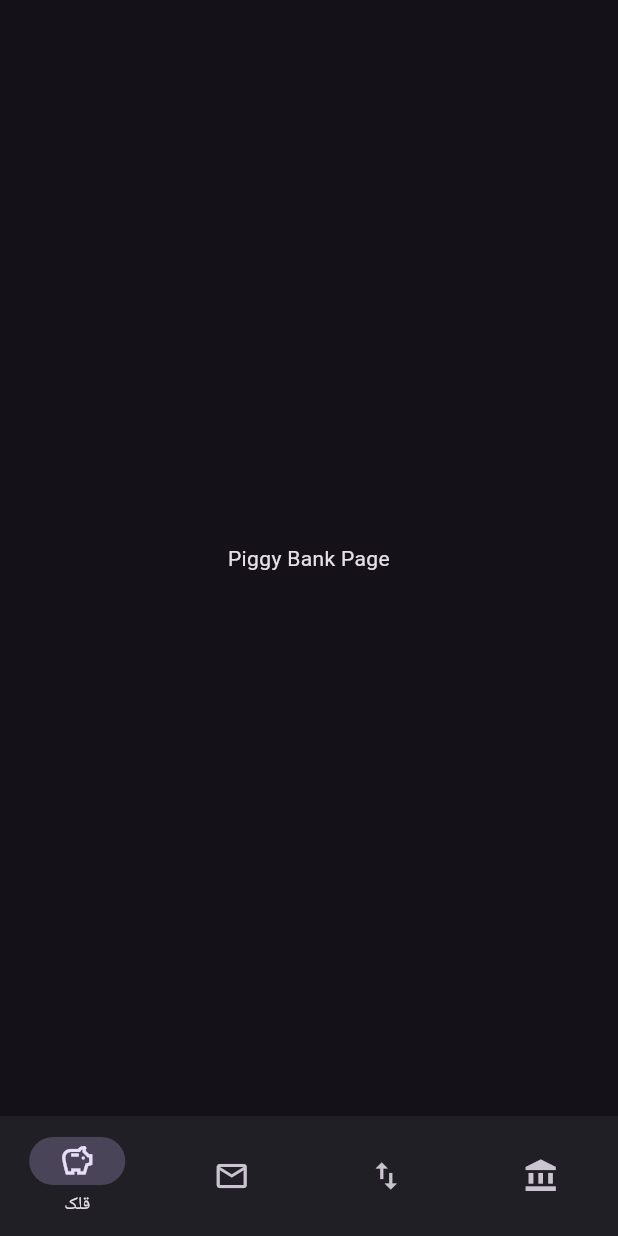
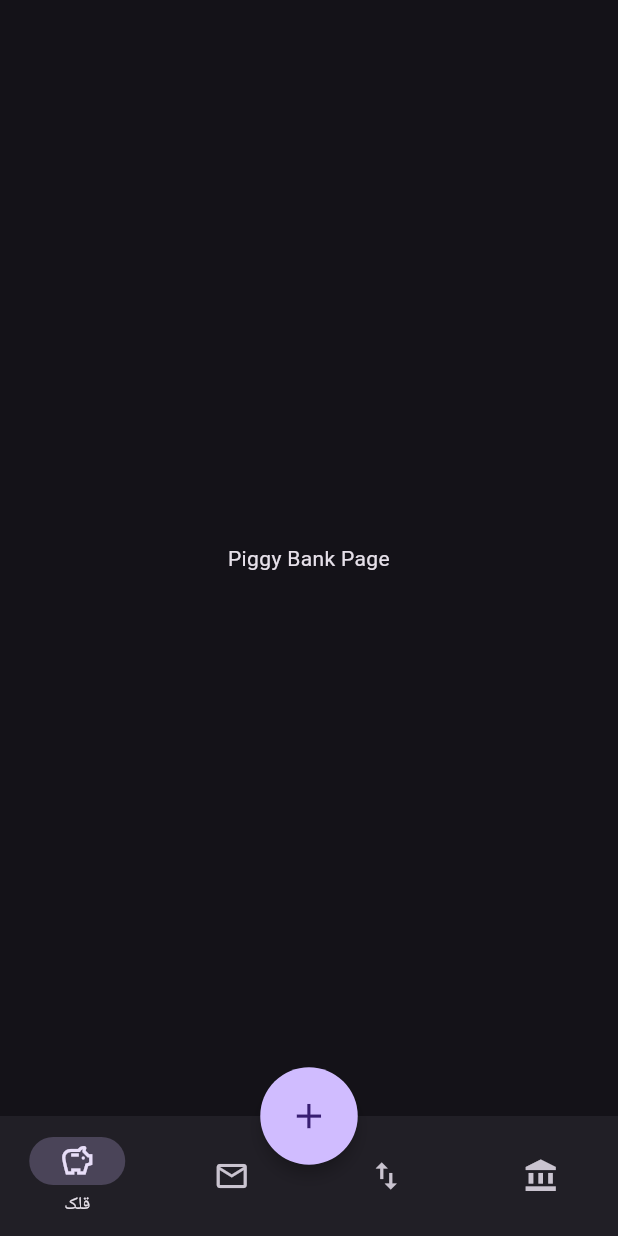
Before and after one commit to iamsaeedbm/jibeto, a Flutter app: the PiggyBankPage screen opened by its route, on a phone screen of 412 x 824 dp. Run offline on Flutter 3.47's test engine with Material 3 defaults, Android fonts, the phone set to English and light mode, and no system bars; our stand-ins replace go_router.

Commit message:
add & modify theme

```diff
--- a/lib/core/routes/shell_routes.dart
+++ b/lib/core/routes/shell_routes.dart
@@ -9,21 +9,21 @@ final List<GoRoute> shellRoutes = [
   GoRoute(
     path: RoutesAddress.homeUrl,
     name: RoutesAddress.homeName,
-    builder: (context, state) => const HomePage(),
+    builder: (context, state) => HomePage(),
   ),
   GoRoute(
     path: RoutesAddress.transactionsUrl,
     name: RoutesAddress.transactionsName,
-    builder: (context, state) => const TransactionsPage(),
+    builder: (context, state) => TransactionsPage(),
   ),
   GoRoute(
     path: RoutesAddress.bankSmsUrl,
     name: RoutesAddress.bankSmsName,
-    builder: (context, state) => const BankSmsPage(),
+    builder: (context, state) => BankSmsPage(),
   ),
   GoRoute(
     path: RoutesAddress.piggyBankUrl,
     name: RoutesAddress.piggyBankName,
-    builder: (context, state) => const PiggyBankPage(),
+    builder: (context, state) => PiggyBankPage(),
   ),
 ];
--- /dev/null
+++ b/lib/features/presentation/widgets/custom_fab.dart
@@ -0,0 +1,34 @@
+import 'package:flutter/material.dart';
+
+class CustomFab extends StatelessWidget {
+  final VoidCallback onPressed;
+
+  const CustomFab({
+    super.key,
+    required this.onPressed,
+  });
+
+  @override
+  Widget build(BuildContext context) {
+    // استفاده از SizedBox برای کنترل بهتر اندازه و موقعیت
+    return SizedBox(
+      height: 65.0,
+      width: 65.0,
+      child: FittedBox(
+        child: FloatingActionButton(
+          onPressed: onPressed,
+          backgroundColor:
+              Theme.of(context).colorScheme.primary, // رنگ اصلی برنامه
+          shape: const CircleBorder(), // شکل کاملا دایره‌ای
+          elevation: 4.0,
+          child: Icon(
+            Icons.add,
+            color: Theme.of(context)
+                .colorScheme
+                .onPrimary, // رنگ آیکون بر اساس رنگ اصلی
+          ),
+        ),
+      ),
+    );
+  }
+}
--- a/lib/features/presentation/widgets/custom_nav_bar.dart
+++ b/lib/features/presentation/widgets/custom_nav_bar.dart
@@ -1,5 +1,6 @@
 import 'package:flutter/material.dart';
 import 'package:go_router/go_router.dart';
+import 'package:jibeto_app/features/presentation/widgets/custom_fab.dart';
 
 class CustomNavBar extends StatelessWidget {
   const CustomNavBar({super.key, required this.navigationShell});
@@ -8,6 +9,9 @@ class CustomNavBar extends StatelessWidget {
   Widget build(BuildContext context) {
     return Scaffold(
       body: navigationShell,
+      //--- FAB ---//
+      floatingActionButton: CustomFab(onPressed: () {}),
+      floatingActionButtonLocation: FloatingActionButtonLocation.centerDocked,
       bottomNavigationBar: NavigationBar(
           selectedIndex: navigationShell.currentIndex,
           onDestinationSelected: navigationShell.goBranch,
--- a/lib/main.dart
+++ b/lib/main.dart
@@ -1,6 +1,7 @@
 import 'package:flutter/material.dart';
 import 'package:jibeto_app/core/routes/app_router.dart';
 import 'package:flutter_localizations/flutter_localizations.dart';
+import 'package:jibeto_app/core/theme/custom_theme.dart';
 
 void main() {
   runApp(const MyApp());
```
Also changed, not shown: lib/core/theme/app_collors.dart (added, +24 -0 lines), lib/core/theme/custom_theme.dart (+57 -1 lines).
